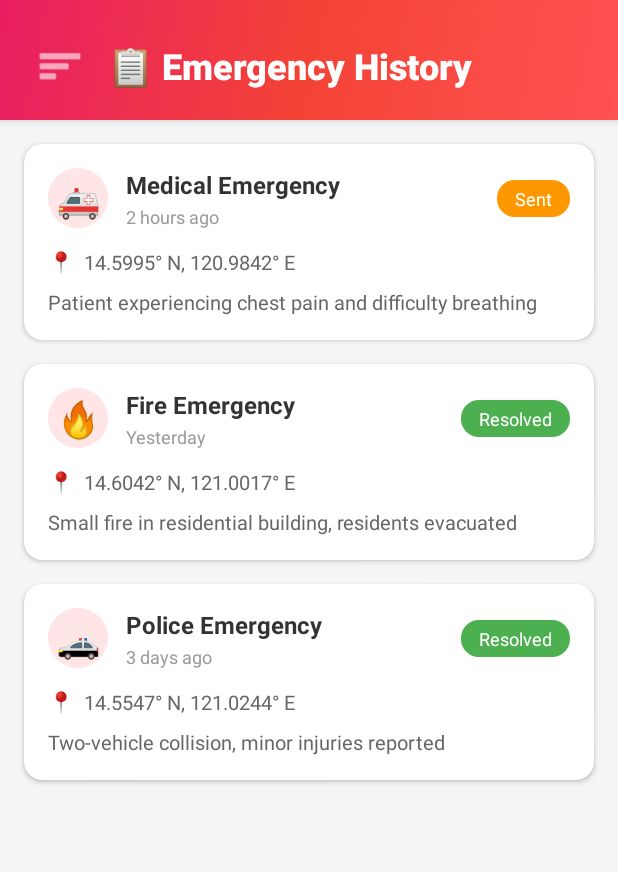
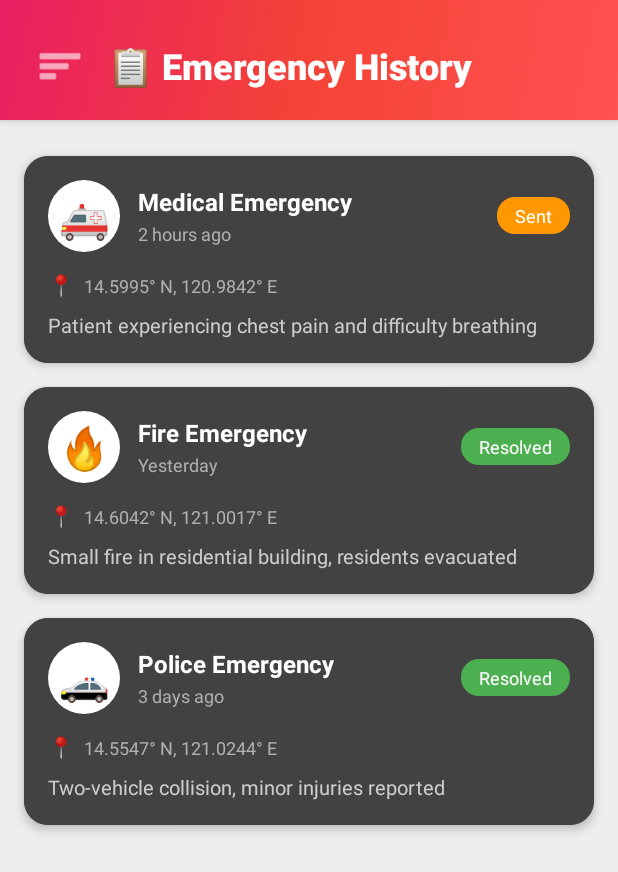
Before and after one commit to eduardodfran/Respondr, an Android app: the screen it shows after launch (MainActivity), in the side drawer, after a tap on "History", on a phone screen of 412 x 824 dp. Shown: the top 872 px of the screen. Run offline under Robolectric (Android 15) with nearby library versions, the phone set to English and light mode, and no system bars; libraries missing offline, so code that uses them is left out: io.noties.markwon; 3 statements that could not run were skipped.

Commit message:
style: Update UI colors and padding for better readability and aesthetics

```diff
--- a/app/src/main/res/drawable/circle_background.xml
+++ b/app/src/main/res/drawable/circle_background.xml
@@ -1,5 +1,5 @@
 <?xml version="1.0" encoding="utf-8"?>
 <shape xmlns:android="http://schemas.android.com/apk/res/android"
     android:shape="oval">
-    <solid android:color="#FFE5E5" />
+    <solid android:color="#FFFFFF" />
 </shape>
--- a/app/src/main/res/layout/fragment_chat.xml
+++ b/app/src/main/res/layout/fragment_chat.xml
@@ -105,6 +105,9 @@
             android:layout_height="wrap_content"
             android:layout_weight="1"
             android:hint="Describe your emergency..."
+            android:textColor="#000000"
+            android:textColorHint="#999999"
+            android:textSize="16sp"
             android:padding="12dp"
             android:background="@android:drawable/edit_text"
             android:minHeight="48dp"
--- a/app/src/main/res/layout/fragment_history.xml
+++ b/app/src/main/res/layout/fragment_history.xml
@@ -3,14 +3,15 @@
     android:layout_width="match_parent"
     android:layout_height="match_parent"
     android:orientation="vertical"
-    android:background="#F5F5F5">
+    android:background="#EEEEEE">
 
     <!-- RecyclerView for history items -->
     <androidx.recyclerview.widget.RecyclerView
         android:id="@+id/recyclerViewHistory"
         android:layout_width="match_parent"
         android:layout_height="match_parent"
-        android:padding="8dp"
+        android:paddingTop="16dp"
+        android:paddingBottom="16dp"
         android:clipToPadding="false" />
 
     <!-- Empty State -->
@@ -36,7 +37,7 @@
             android:text="No Emergency History"
             android:textSize="18sp"
             android:textStyle="bold"
-            android:textColor="#333333"
+            android:textColor="#757575"
             android:layout_marginBottom="8dp" />
 
         <TextView
@@ -44,7 +45,7 @@
             android:layout_height="wrap_content"
             android:text="Your past emergency reports will appear here"
             android:textSize="14sp"
-            android:textColor="#999999"
+            android:textColor="#BDBDBD"
             android:gravity="center" />
 
     </LinearLayout>
--- a/app/src/main/res/layout/item_history.xml
+++ b/app/src/main/res/layout/item_history.xml
@@ -3,15 +3,20 @@
     xmlns:app="http://schemas.android.com/apk/res-auto"
     android:layout_width="match_parent"
     android:layout_height="wrap_content"
-    android:layout_margin="8dp"
-    app:cardCornerRadius="12dp"
-    app:cardElevation="2dp">
+    android:layout_marginStart="16dp"
+    android:layout_marginEnd="16dp"
+    android:layout_marginTop="8dp"
+    android:layout_marginBottom="8dp"
+    app:cardCornerRadius="16dp"
+    app:cardElevation="4dp"
+    app:cardBackgroundColor="#424242">
 
     <LinearLayout
         android:layout_width="match_parent"
         android:layout_height="wrap_content"
         android:orientation="vertical"
-        android:padding="16dp">
+        android:padding="16dp"
+        android:background="#424242">
 
         <!-- Header Row -->
         <LinearLayout
@@ -23,17 +28,17 @@
 
             <!-- Emergency Icon -->
             <View
-                android:layout_width="40dp"
-                android:layout_height="40dp"
+                android:layout_width="48dp"
+                android:layout_height="48dp"
                 android:background="@drawable/circle_background" />
 
             <TextView
                 android:id="@+id/tvEmergencyIcon"
-                android:layout_width="40dp"
-                android:layout_height="40dp"
-                android:layout_marginStart="-40dp"
+                android:layout_width="48dp"
+                android:layout_height="48dp"
+                android:layout_marginStart="-48dp"
                 android:text="🚨"
-                android:textSize="24sp"
+                android:textSize="28sp"
                 android:gravity="center" />
 
             <!-- Emergency Type -->
@@ -51,7 +56,7 @@
                     android:text="Medical Emergency"
                     android:textSize="16sp"
                     android:textStyle="bold"
-                    android:textColor="#333333" />
+                    android:textColor="#FFFFFF" />
 
                 <TextView
                     android:id="@+id/tvTimestamp"
@@ -59,7 +64,7 @@
                     android:layout_height="wrap_content"
                     android:text="2 hours ago"
                     android:textSize="12sp"
-                    android:textColor="#999999"
+                    android:textColor="#B0B0B0"
                     android:layout_marginTop="2dp" />
 
             </LinearLayout>
@@ -100,8 +105,8 @@
                 android:layout_height="wrap_content"
                 android:layout_weight="1"
                 android:text="14.5995° N, 120.9842° E"
-                android:textSize="13sp"
-                android:textColor="#666666" />
+                android:textSize="12sp"
+                android:textColor="#B0B0B0" />
 
         </LinearLayout>
 
@@ -112,7 +117,7 @@
             android:layout_height="wrap_content"
             android:text="Patient experiencing chest pain and difficulty breathing"
             android:textSize="13sp"
-            android:textColor="#666666"
+            android:textColor="#CCCCCC"
             android:maxLines="2"
             android:ellipsize="end" />
 
```
